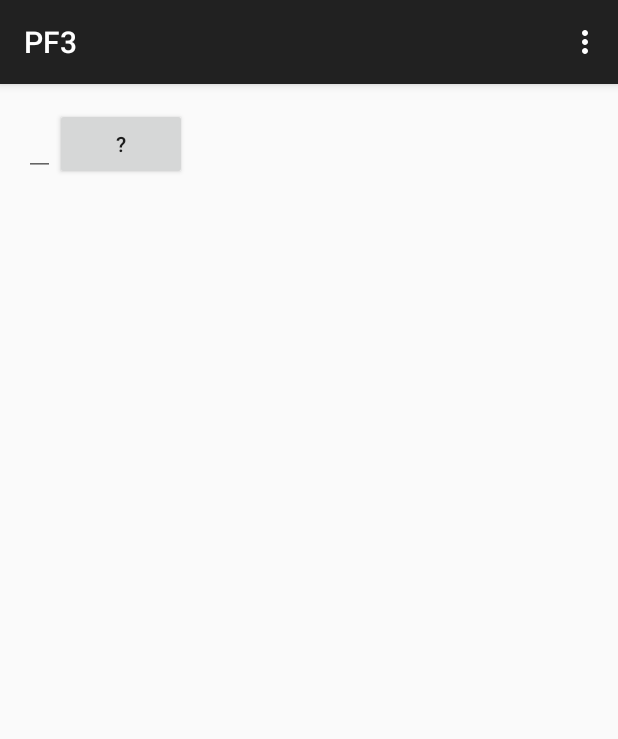
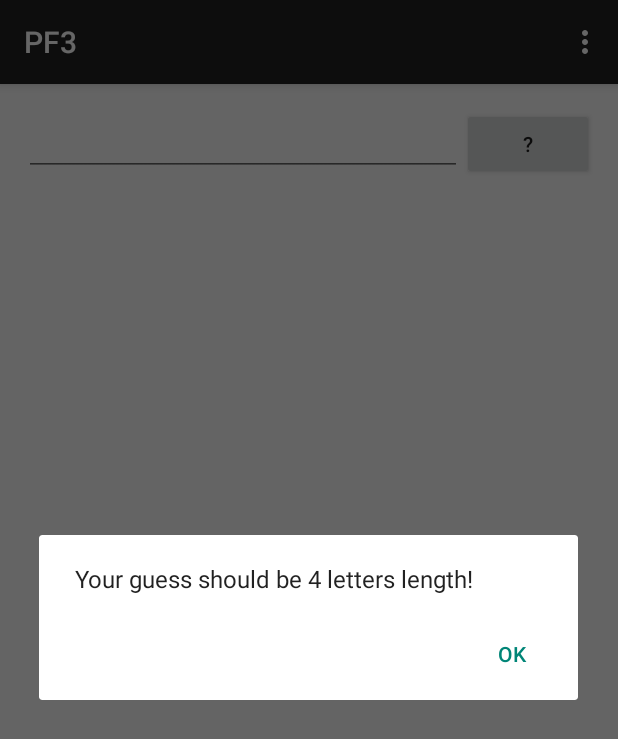
Before and after one commit to iovi/PF3, an Android app: the fragment PlayerGuessFragment placed in its activity, after a tap on an icon or button, on a phone screen of 412 x 824 dp. Shown: the top 739 px of the screen. Run offline under Robolectric (Android 15) with nearby library versions, the phone set to English and light mode, and no system bars.

Commit message:
answer part is made

```diff
--- a/app/src/main/java/iovi/pf3/MainActivity.java
+++ b/app/src/main/java/iovi/pf3/MainActivity.java
@@ -1,5 +1,6 @@
 package iovi.pf3;
 
+import android.app.AlertDialog;
 import android.app.Fragment;
 import android.app.FragmentTransaction;
 import android.support.v7.app.ActionBarActivity;
@@ -37,6 +38,8 @@ implements PlayerGuessFragment.GuessListener{
         try{
             dbHelper.createDataBase();
             dbHelper.openDataBase();
+            dictionary=dbHelper.getDictionary(wordlength);
+            game=new SinglePlayerGame(dictionary,wordlength);
         } catch (Exception e){
             Toast.makeText(this, e.getMessage(), Toast.LENGTH_SHORT).show();
         }
@@ -52,7 +55,6 @@ implements PlayerGuessFragment.GuessListener{
 
     @Override
     public boolean onCreateOptionsMenu(Menu menu) {
-        Log.v(TAG,"oncreateoptions");
         getMenuInflater().inflate(R.menu.menu_main, menu);
         return true;
     }
@@ -66,7 +68,7 @@ implements PlayerGuessFragment.GuessListener{
 
         if (id == R.id.action_newgame) {
             answers=new ArrayList<>();
-            game=new SinglePlayerGame(dictionary,wordlength);
+            game.NewGame();
             FragmentTransaction transaction=getFragmentManager().beginTransaction();
             Fragment topFragment=new PlayerGuessFragment();
             Fragment bottomFragment=new AnswersFragment();
@@ -75,10 +77,9 @@ implements PlayerGuessFragment.GuessListener{
             transaction.commit();
         }
         if (id == R.id.action_settings) {
-            //AnswersFragment answersFragment = (AnswersFragment)getFragmentManager().findFragmentById(R.id.bottomFrame);
-            //answersFragment.AddAnswer("Vasya");
+            //set word length code
             try{
-                dictionary=dbHelper.getDictionary(4);
+                dictionary=dbHelper.getDictionary(wordlength);
                 Toast.makeText(this, Integer.toString(dictionary.size()), Toast.LENGTH_SHORT).show();
             } catch (SQLException e){
                 Toast.makeText(this, e.getMessage(), Toast.LENGTH_SHORT).show();
@@ -89,7 +90,17 @@ implements PlayerGuessFragment.GuessListener{
     }
     @Override
     public void guessMade(String guess){
-        AnswersFragment answersFragment = (AnswersFragment)getFragmentManager().findFragmentById(R.id.bottomFrame);
-        answersFragment.AddAnswer(guess);
+        String check=game.CheckPlayerGuess(guess);
+        if (check!=null) {
+            AlertDialog.Builder dialog  = new AlertDialog.Builder(this);
+            dialog.setMessage(check);
+            dialog.setPositiveButton("OK", null);
+            dialog.create().show();
+        } else {
+            AnswersFragment answersFragment = (AnswersFragment) getFragmentManager().findFragmentById(R.id.bottomFrame);
+            Answer a=game.AnswerPlayerGuess(guess);
+            answersFragment.AddAnswer(guess + " - " + SinglePlayerGame.PrettyAnswer(a));
+        }
     }
+
 }
--- a/app/src/main/java/iovi/pf3/SinglePlayerGame.java
+++ b/app/src/main/java/iovi/pf3/SinglePlayerGame.java
@@ -40,9 +40,16 @@ public class SinglePlayerGame {
         questionAI.RemoveWord(word);
     }
 
-    public Answer CheckPlayerGuess(String word){
+    public Answer AnswerPlayerGuess(String word){
         Answer answer=answerAI.GetAnswer(word);
         guessesPlayer++;
         return answer;
     }
+    public String CheckPlayerGuess(String word){
+        if (word.length()!=wordLength)
+            return "Your guess should be " + Integer.toString(wordLength)+" letters length!";
+        if (dict.indexOf(word)==-1)
+            return "There is no such word, make another guess!";
+        return null;
+    }
 }
--- a/app/src/main/res/layout/playerguess.xml
+++ b/app/src/main/res/layout/playerguess.xml
@@ -5,7 +5,9 @@
     android:layout_height="wrap_content">
     <EditText android:id="@+id/guess_edit"
     android:layout_width="wrap_content"
-    android:layout_height="wrap_content"/>
+    android:layout_height="wrap_content"
+        android:layout_weight="1"
+        />
     <Button android:id="@+id/guess_button"
         android:layout_width="wrap_content"
         android:layout_height="wrap_content"
```
